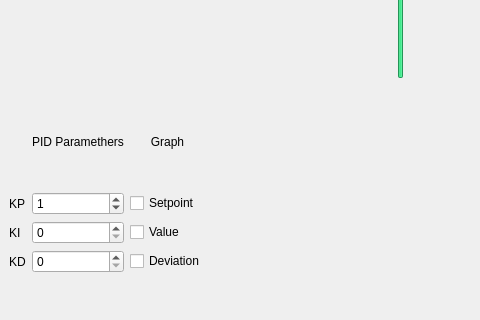
This is Qt/uic/mainwindow.ui in mbober1/EDrive as Qt 5 draws it before an edit; both pictures show x 0 to 480 and y 311 to 631 of the 805 by 631 pixel window. The edited form follows.
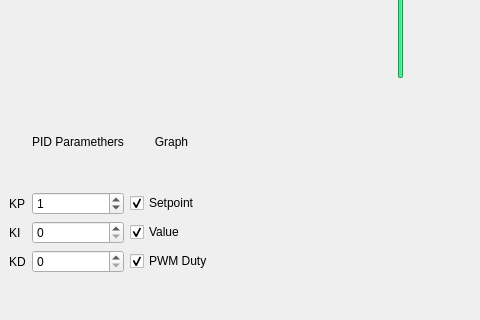
This is the edited form. Icons and pictures are not drawn.

Commit message: PWM duty (closes #3)

Diff of the .ui file:
```diff
--- a/Qt/uic/mainwindow.ui
+++ b/Qt/uic/mainwindow.ui
@@ -217,6 +217,9 @@
          <property name="text">
           <string>Value</string>
          </property>
+         <property name="checked">
+          <bool>true</bool>
+         </property>
         </widget>
        </item>
        <item row="2" column="4">
@@ -271,12 +274,18 @@
          <property name="text">
           <string>Setpoint</string>
          </property>
+         <property name="checked">
+          <bool>true</bool>
+         </property>
         </widget>
        </item>
        <item row="3" column="3">
         <widget class="QCheckBox" name="checkBox_3">
          <property name="text">
-          <string>Deviation</string>
+          <string>PWM Duty</string>
+         </property>
+         <property name="checked">
+          <bool>true</bool>
          </property>
         </widget>
        </item>
```
Left out of the diff: 6 changed lines with no effect on the pictures. The commit also changes 8 other files.
